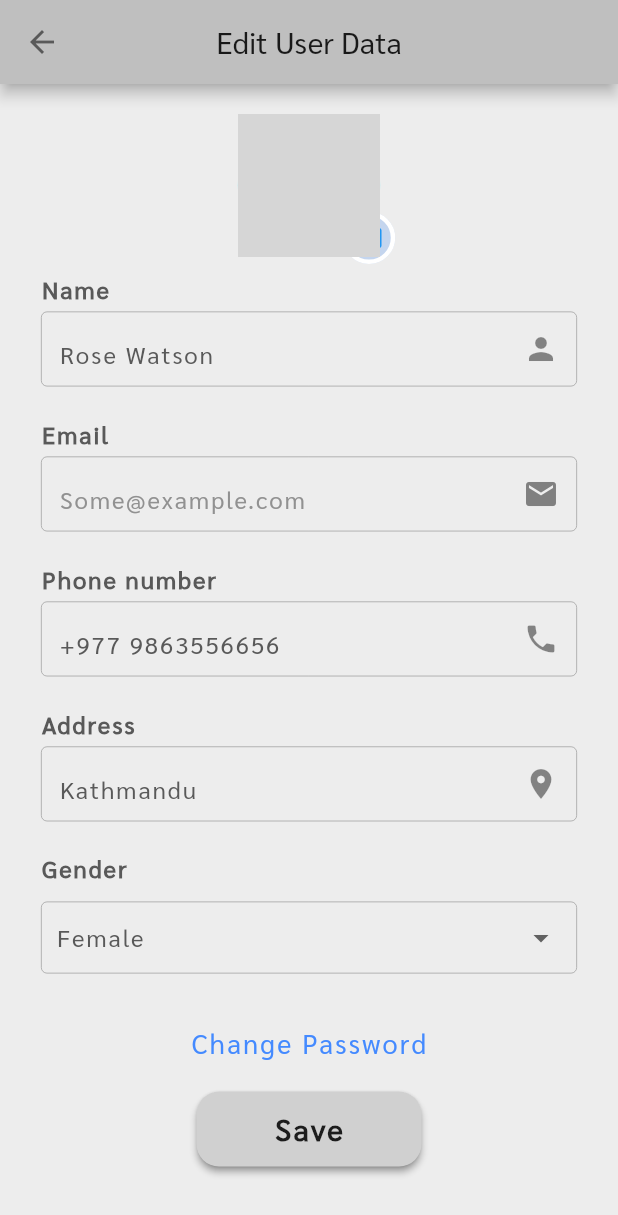
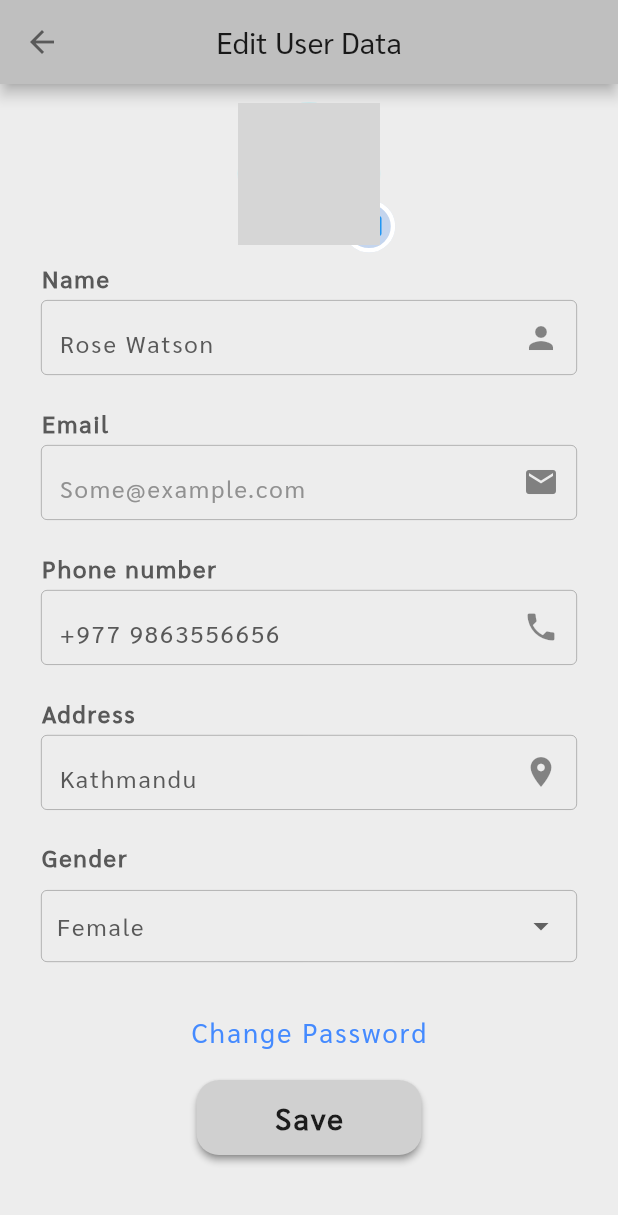
Before and after one commit to sagar-uprety/eventrack_app, a Flutter app: the EditUserProfileView screen opened by its route, on a phone screen of 412 x 824 dp. Shown: the top 1215 px of the screen. Run offline on Flutter 3.47's test engine with Material 2 defaults, Android fonts, the phone set to English and light mode, and no system bars; our stand-ins replace dio, flutter_dotenv, get; network calls fail; grey boxes are pictures that could not be loaded.

Commit message:
Padding Adjusted

```diff
--- a/lib/app/modules/edit_User_Profile/views/edit_user_profile_view.dart
+++ b/lib/app/modules/edit_User_Profile/views/edit_user_profile_view.dart
@@ -34,7 +34,7 @@ class EditUserProfileView extends GetView<EditUserProfileController>  {
           centerTitle: true,
         ),
         body: Padding(
-          padding: EdgeInsets.only(top: 20),
+          padding: EdgeInsets.only(top: hrwidth*0.03),
           child: SingleChildScrollView(
             child: Column(
               crossAxisAlignment: CrossAxisAlignment.start,
```
